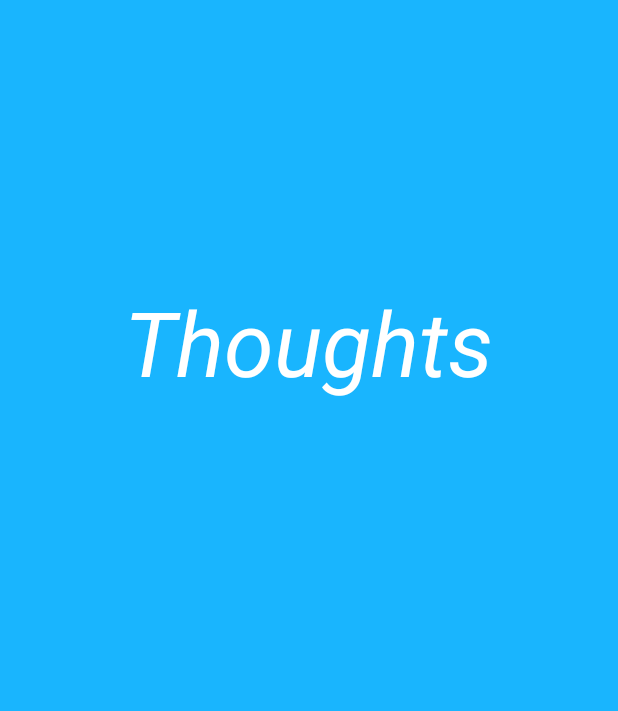
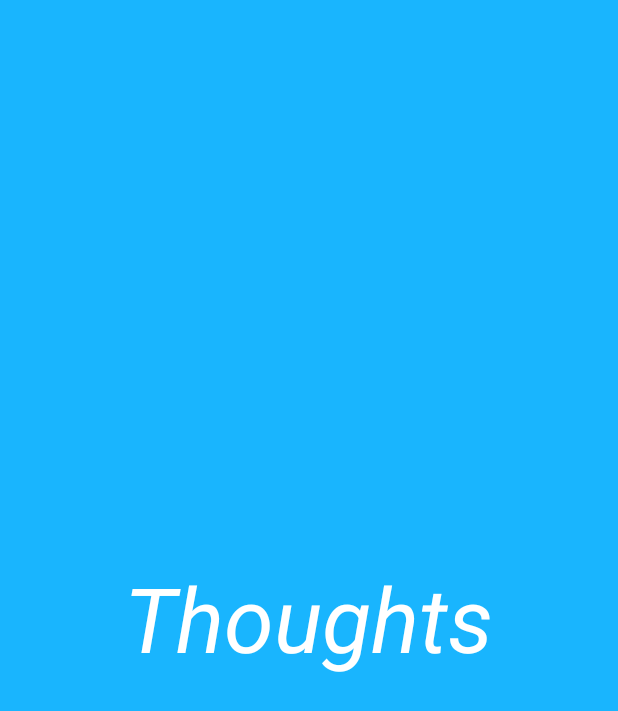
Before and after one commit to ivegner/Thoughts, an Android app: the screen it shows after launch (SplashScreen), on a phone screen of 412 x 824 dp. Shown: the top 711 px of the screen. Run offline under Robolectric (Android 15) with nearby library versions, the phone set to English and light mode, and no system bars.

```diff
--- a/app/src/main/res/layout/activity_splash_screen.xml
+++ b/app/src/main/res/layout/activity_splash_screen.xml
@@ -17,7 +17,6 @@
         android:textColor="#FFFFFF"
         android:textSize="60dp"
         android:textStyle="italic"
-        android:layout_alignParentTop="true"
-        android:layout_centerHorizontal="true"
-        android:layout_marginTop="171dp" />
+        android:layout_centerVertical="true"
+        android:layout_centerHorizontal="true" />
 </RelativeLayout>
```
